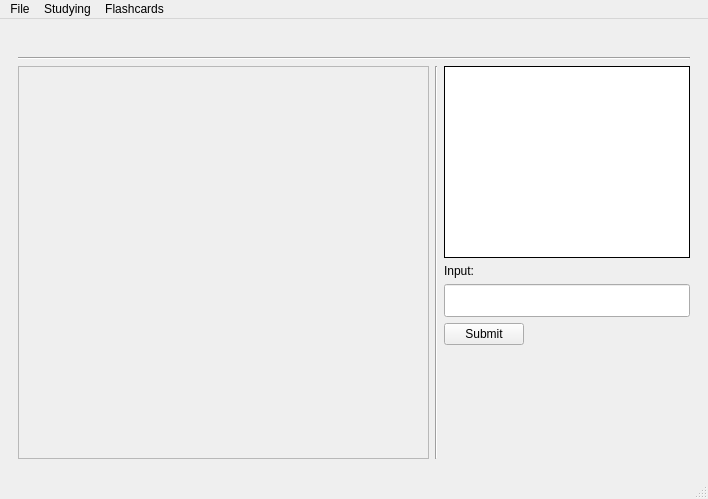
JareBear12418/flashcard_generator, file main.ui: the form before one commit.
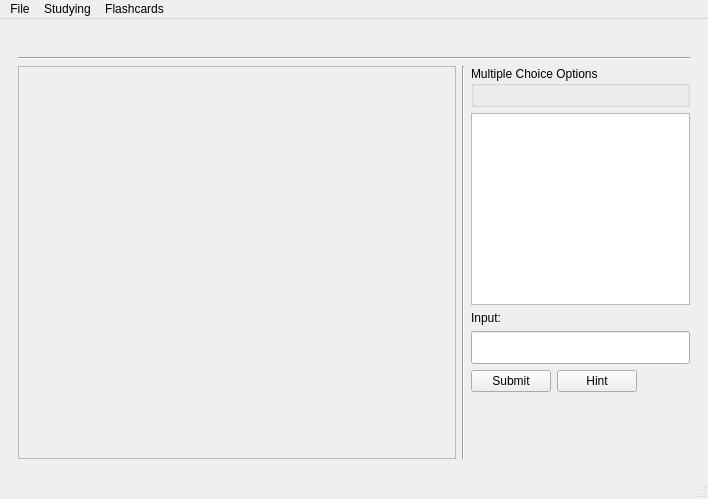
The form after the commit.

The edit to the form file:
```diff
--- a/main.ui
+++ b/main.ui
@@ -45,7 +45,7 @@
            </widget>
           </item>
           <item>
-           <layout class="QHBoxLayout" name="horizontalLayout_7" stretch="5,0,3">
+           <layout class="QHBoxLayout" name="horizontalLayout_7" stretch="6,0,3">
             <property name="sizeConstraint">
              <enum>QLayout::SetMaximumSize</enum>
             </property>
@@ -59,7 +59,7 @@
                 <rect>
                  <x>0</x>
                  <y>0</y>
-                 <width>406</width>
+                 <width>433</width>
                  <height>386</height>
                 </rect>
                </property>
@@ -125,11 +125,23 @@
             <item>
              <layout class="QVBoxLayout" name="verticalLayout_4" stretch="0,0,0,0,0,0">
               <item>
-               <layout class="QGridLayout" name="selectionGridLayout">
-                <property name="spacing">
-                 <number>3</number>
+               <widget class="QGroupBox" name="groupBox">
+                <property name="title">
+                 <string>Multiple Choice Options</string>
                 </property>
-               </layout>
+                <property name="checkable">
+                 <bool>false</bool>
+                </property>
+                <layout class="QHBoxLayout" name="horizontalLayout_9">
+                 <item>
+                  <layout class="QGridLayout" name="selectionGridLayout">
+                   <property name="spacing">
+                    <number>3</number>
+                   </property>
+                  </layout>
+                 </item>
+                </layout>
+               </widget>
               </item>
               <item>
                <widget class="QListWidget" name="listOfTopics">
@@ -152,10 +164,10 @@
                  </size>
                 </property>
                 <property name="frameShape">
-                 <enum>QFrame::Panel</enum>
+                 <enum>QFrame::StyledPanel</enum>
                 </property>
                 <property name="frameShadow">
-                 <enum>QFrame::Plain</enum>
+                 <enum>QFrame::Sunken</enum>
                 </property>
                 <property name="lineWidth">
                  <number>1</number>
@@ -208,6 +220,13 @@
                   </property>
                  </widget>
                 </item>
+                <item>
+                 <widget class="QPushButton" name="btnHint">
+                  <property name="text">
+                   <string>Hint</string>
+                  </property>
+                 </widget>
+                </item>
                 <item>
                  <spacer name="horizontalSpacer_3">
                   <property name="orientation">
```
Left out of the diff: 12 changed lines with no effect on the pictures.
